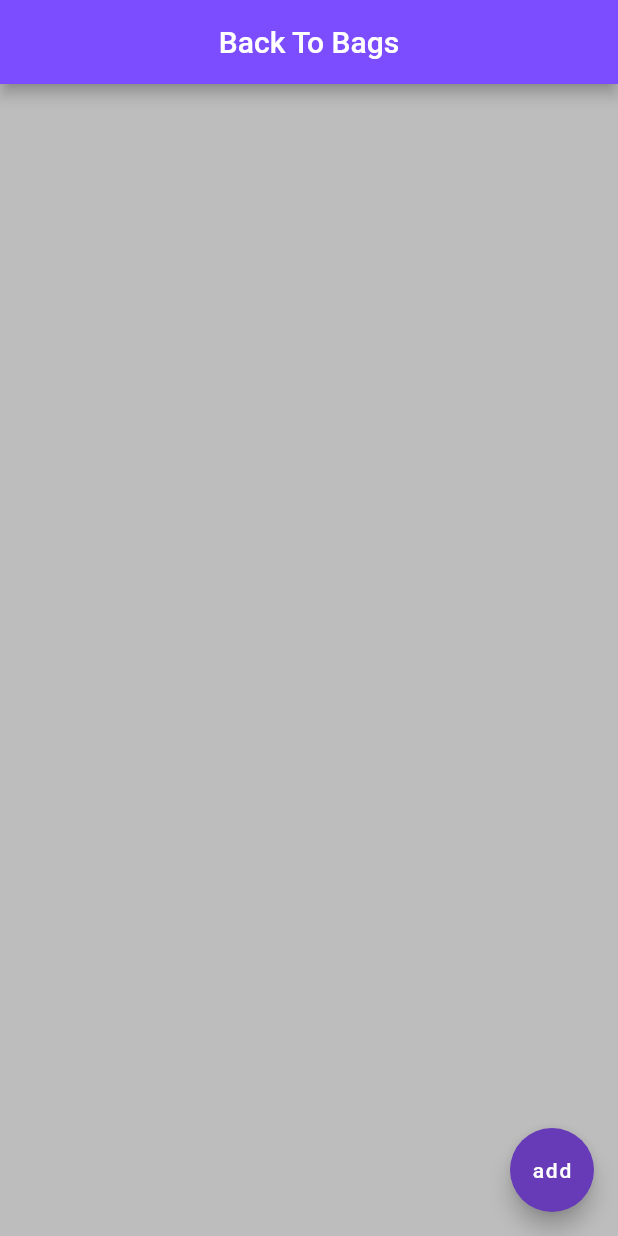
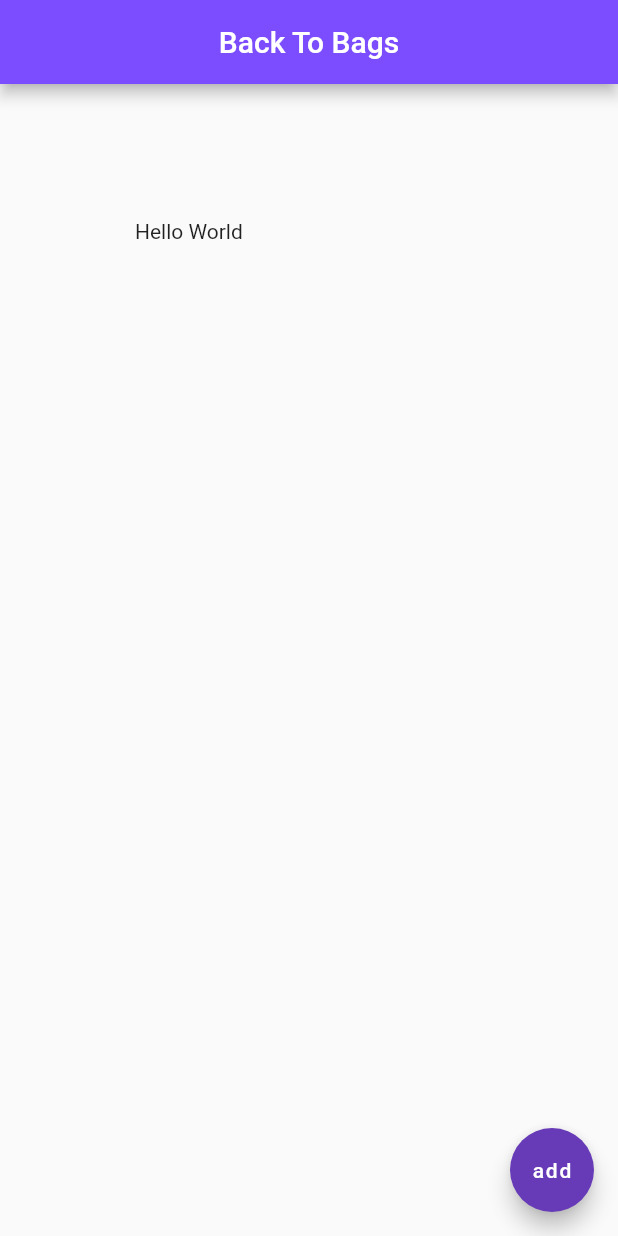
Before and after one commit to gokintosh/myapp, a Flutter app: the screen it shows after launch, on a phone screen of 412 x 824 dp. Run offline on Flutter 3.47's test engine with Material 2 defaults, Android fonts, the phone set to English and light mode, and no system bars.

Commit message:
understood the difference between container and padding widgets

```diff
--- a/lib/main.dart
+++ b/lib/main.dart
@@ -14,8 +14,9 @@ class Home extends StatelessWidget {
         centerTitle: true,
         backgroundColor: Colors.deepPurpleAccent,
       ),
-      body:Container(
-        color: Colors.grey[400],
+      body:Padding(
+        padding: EdgeInsets.all(90.0),
+        child: Text('Hello World'),
       ),
 
       floatingActionButton: FloatingActionButton(
```
